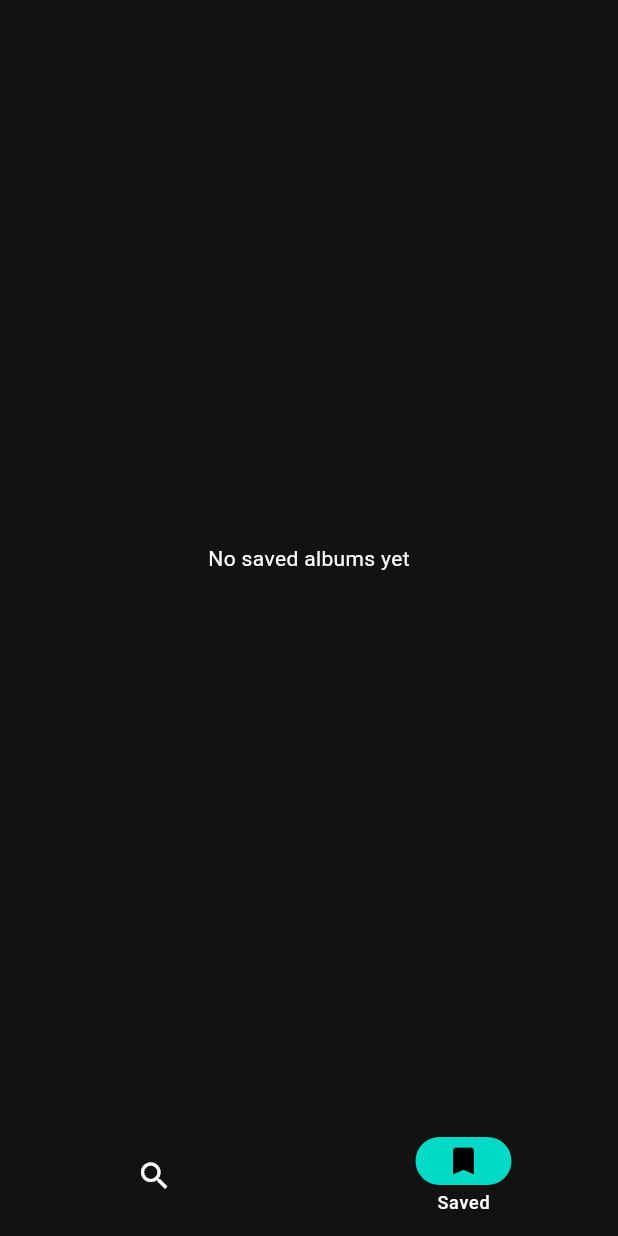
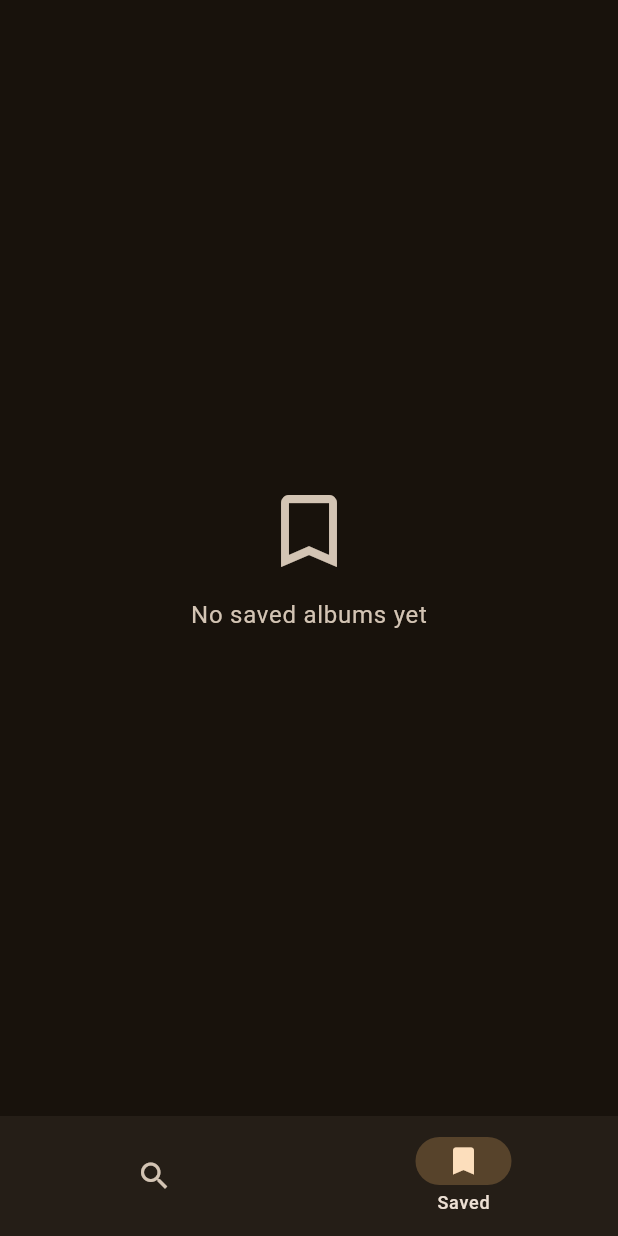
Before and after one commit to auregosu/albumlog, a Flutter app: the screen it shows after launch, item 2 of the bottom bar chosen, on a phone screen of 412 x 824 dp. Run offline on Flutter 3.47's test engine with Material 3 defaults, Android fonts, the phone set to English and light mode, and no system bars; our stand-ins replace shared_preferences.

Commit message:
polished UI aesthetic

```diff
--- a/lib/main.dart
+++ b/lib/main.dart
@@ -16,7 +16,12 @@ class MyApp extends StatelessWidget {
   Widget build(BuildContext context) {
     return MaterialApp(
       title: 'Applog',
-      theme: ThemeData(colorScheme: ColorScheme.dark()),
+      theme: ThemeData(
+        colorScheme: ColorScheme.fromSeed(
+          seedColor: const Color(0xFFE9A23B),
+          brightness: Brightness.dark,
+        ),
+      ),
       home: const MainScreen(startingIndex: 0),
     );
   }
--- a/lib/widget/saved_tab.dart
+++ b/lib/widget/saved_tab.dart
@@ -16,10 +16,53 @@ class _SavedTabState extends State<SavedTab> {
       listenable: savedAlbums,
       builder: (context, _) {
         final albums = savedAlbums.albums;
+        final scheme = Theme.of(context).colorScheme;
+
         if (albums.isEmpty) {
-          return const Center(child: Text('No saved albums yet'));
+          return Center(
+            child: Column(
+              mainAxisSize: MainAxisSize.min,
+              children: [
+                Icon(
+                  Icons.bookmark_border,
+                  size: 64,
+                  color: scheme.onSurfaceVariant,
+                ),
+                const SizedBox(height: 12),
+                Text(
+                  'No saved albums yet',
+                  style: Theme.of(context).textTheme.bodyLarge?.copyWith(
+                    color: scheme.onSurfaceVariant,
+                  ),
+                ),
+              ],
+            ),
+          );
         }
-        return AlbumListView(albumList: albums);
+
+        return Column(
+          children: [
+            SizedBox(height: 16),
+            Row(
+              mainAxisAlignment: MainAxisAlignment.center,
+              children: [
+                Icon(
+                  Icons.bookmark_border,
+                  size: 40,
+                  color: scheme.onSurfaceVariant,
+                ),
+                Text(
+                  "${albums.length} Saved Records",
+                  style: Theme.of(context).textTheme.titleLarge?.copyWith(
+                    color: scheme.onSurfaceVariant,
+                  ),
+                ),
+              ],
+            ),
+            SizedBox(height: 16),
+            Expanded(child: AlbumListView(albumList: albums)),
+          ],
+        );
       },
     );
   }
--- a/lib/widget/search_tab.dart
+++ b/lib/widget/search_tab.dart
@@ -50,7 +50,10 @@ class _SearchTabState extends State<SearchTab> {
           if (_error != null)
             Padding(
               padding: const EdgeInsets.all(16),
-              child: Text(_error!, style: const TextStyle(color: Colors.red)),
+              child: Text(
+                _error!,
+                style: TextStyle(color: Theme.of(context).colorScheme.error),
+              ),
             ),
           Expanded(child: AlbumListView(albumList: _albums)),
         ],
```
Also changed, not shown: lib/widget/album_list_view.dart (+18 -3 lines), lib/widget/album_screen.dart (+79 -15 lines), lib/widget/album_search_bar.dart (+7 -3 lines). Lines whose indentation alone changed are shown as unchanged.
